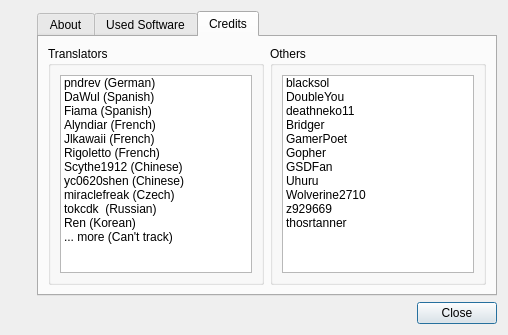
Above: modorganizer/src/aboutdialog.ui from Holt59/mo2-merge before the change. Below: the same form after it.
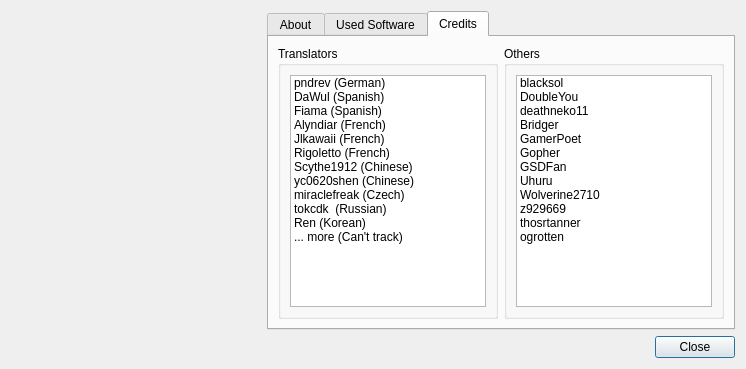
That is the form after the change. The open tabs and pages were chosen to show the change. Icons and pictures are not drawn.

Patch:
```diff
--- a/modorganizer/src/aboutdialog.ui
+++ b/modorganizer/src/aboutdialog.ui
@@ -6,8 +6,8 @@
    <rect>
     <x>0</x>
     <y>0</y>
-    <width>508</width>
-    <height>335</height>
+    <width>746</width>
+    <height>369</height>
    </rect>
   </property>
   <property name="windowTitle">
@@ -18,13 +18,50 @@
     <layout class="QHBoxLayout" name="horizontalLayout_2">
      <item>
       <layout class="QVBoxLayout" name="verticalLayout_3">
+       <item>
+        <spacer name="verticalSpacer_3">
+         <property name="orientation">
+          <enum>Qt::Vertical</enum>
+         </property>
+         <property name="sizeHint" stdset="0">
+          <size>
+           <width>20</width>
+           <height>40</height>
+          </size>
+         </property>
+        </spacer>
+       </item>
        <item>
         <widget class="QLabel" name="iconLabel">
+         <property name="sizePolicy">
+          <sizepolicy hsizetype="Minimum" vsizetype="Minimum">
+           <horstretch>0</horstretch>
+           <verstretch>0</verstretch>
+          </sizepolicy>
+         </property>
+         <property name="minimumSize">
+          <size>
+           <width>250</width>
+           <height>250</height>
+          </size>
+         </property>
+         <property name="maximumSize">
+          <size>
+           <width>250</width>
+           <height>250</height>
+          </size>
+         </property>
          <property name="text">
           <string/>
          </property>
          <property name="pixmap">
-          <pixmap resource="resources.qrc">:/MO/gui/mo_icon.ico</pixmap>
+          <pixmap resource="resources.qrc">:/MO/gui/splash</pixmap>
+         </property>
+         <property name="scaledContents">
+          <bool>true</bool>
+         </property>
+         <property name="alignment">
+          <set>Qt::AlignLeading|Qt::AlignLeft|Qt::AlignVCenter</set>
          </property>
         </widget>
        </item>
@@ -265,6 +302,11 @@
                 <string notr="true">thosrtanner</string>
                </property>
               </item>
+              <item>
+               <property name="text">
+                <string>ogrotten</string>
+               </property>
+              </item>
              </widget>
             </item>
            </layout>
```
Left out of the diff: 2 changed lines with no effect on the pictures.
